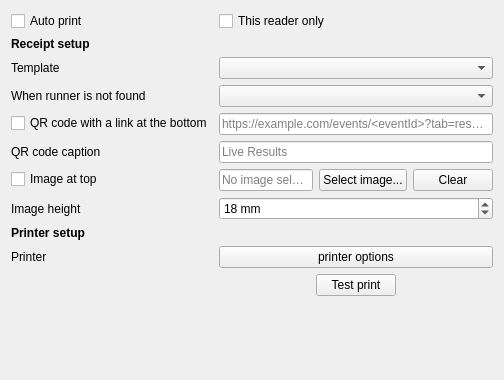
This is quickevent/app/quickevent/plugins/Receipts/src/receiptssettingspage.ui in arnost00/quickbox as Qt 5 draws it before an edit. The edited form follows.
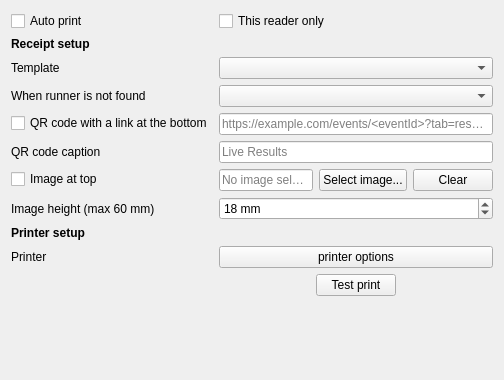
This is the edited form.

Commit message: feat: add info about max logo height - 60mm

The edit to the form file:
```diff
--- a/quickevent/app/quickevent/plugins/Receipts/src/receiptssettingspage.ui
+++ b/quickevent/app/quickevent/plugins/Receipts/src/receiptssettingspage.ui
@@ -176,7 +176,7 @@
     <item row="7" column="0">
      <widget class="QLabel" name="lbReceiptImageHeight">
       <property name="text">
-       <string>Image height</string>
+        <string>Image height (max 60 mm)</string>
       </property>
      </widget>
     </item>
```
Lines whose indentation alone changed are shown as unchanged. The commit also changes 1 other file.
